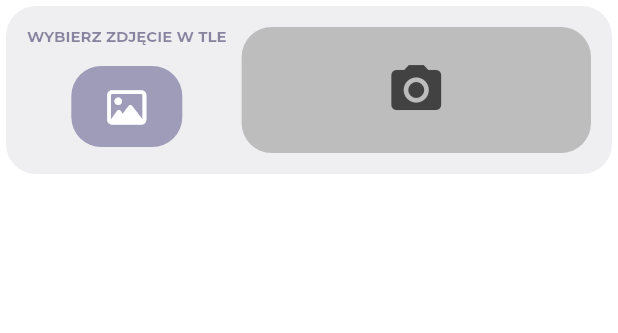
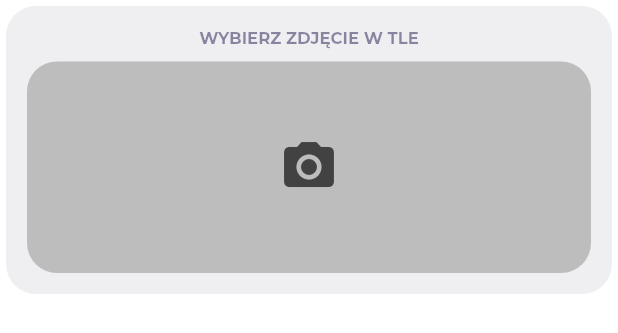
Before and after one commit to rebixpl/moje_miasto, a Flutter app: the ImagePickerAS widget shown alone on an empty page, opened directly, on a phone screen of 412 x 824 dp. Shown: the top 333 px of the screen. Run offline on Flutter 3.47's test engine with Material 2 defaults, Android fonts, the phone set to English and light mode, and no system bars; our stand-ins replace animated_bottom_navigation_bar, bloc, carousel_slider, diacritic, equatable, firebase_auth and 7 more; missing offline and left inert: firebase_auth_platform_interface, flow_builder; accounts and stored records are empty; project files that could hold a hidden picture were left out.

Commit message:
60. add school screen UI
1. image picker UI changes

```diff
--- a/lib/screens/school_ranking_screen/screens/add_school_screen/add_school_screen.dart
+++ b/lib/screens/school_ranking_screen/screens/add_school_screen/add_school_screen.dart
@@ -73,9 +73,9 @@ class AddSchoolScreen extends StatelessWidget {
                         myIcon: FontAwesomeIcons.pen,
                         validator: Validators.validateSchoolName,
                       ),
-                      const SizedBox(height: 10.0),
+                      const SizedBox(height: 20.0),
                       const ImagePickerAS(),
-                      const SizedBox(height: 20.0),
+                      const SizedBox(height: 30.0),
                       const SchoolTypePicker(),
                       const SizedBox(height: 30.0),
                     ],
--- a/lib/screens/school_ranking_screen/screens/add_school_screen/widgets/image_picker/image_picker.dart
+++ b/lib/screens/school_ranking_screen/screens/add_school_screen/widgets/image_picker/image_picker.dart
@@ -8,7 +8,6 @@ import 'package:moje_miasto/screens/school_ranking_screen/screens/add_school_scr
 import 'package:moje_miasto/screens/school_ranking_screen/screens/add_school_screen/widgets/image_picker/cubit/image_picker_state.dart';
 import 'package:moje_miasto/screens/school_ranking_screen/screens/add_school_screen/widgets/image_picker/image_picker_texts.dart';
 import 'package:moje_miasto/screens/school_ranking_screen/screens/add_school_screen/widgets/image_picker/no_image_container.dart';
-import 'package:moje_miasto/screens/school_ranking_screen/screens/add_school_screen/widgets/image_picker/select_image_btn.dart';
 
 class ImagePickerAS extends StatefulWidget {
   const ImagePickerAS({
@@ -33,7 +32,7 @@ class _ImagePickerASState extends State<ImagePickerAS> {
 
         return SizedBox(
           width: double.infinity,
-          height: 120.0,
+          height: 200.0,
           child: Card(
             shape: RoundedRectangleBorder(
               borderRadius: BorderRadius.circular(20.0),
@@ -42,33 +41,26 @@ class _ImagePickerASState extends State<ImagePickerAS> {
             elevation: 0.0,
             child: Padding(
               padding: const EdgeInsets.all(14.0),
-              child: Row(
+              child: Column(
                 mainAxisAlignment: MainAxisAlignment.center,
+                crossAxisAlignment: CrossAxisAlignment.center,
                 children: [
-                  Column(
-                    mainAxisAlignment: MainAxisAlignment.center,
-                    children: [
-                      selectImageText(context),
-                      const SizedBox(height: 10.0),
-                      SelectImageBtn(
-                        onTap: () => cubit.takePhotoFromGallery(),
-                      ),
-                    ],
-                  ),
+                  selectImageText(context),
+                  const SizedBox(height: 10.0),
                   BlocBuilder<ImagePickerCubit, ImagePickerState>(
                     bloc: cubit,
                     builder: (context, state) {
                       if (state is ImagePickerInitialize) {
-                        return const NoImageContainer();
+                        return NoImageContainer(cubit: cubit);
                       }
                       if (state is ImagePickerSuccess) {
                         _image = state.image;
                         if (_image == null) {
-                          return const NoImageContainer();
+                          return NoImageContainer(cubit: cubit);
                         } else {
                           return Expanded(
                             child: Container(
-                              margin: const EdgeInsets.only(left: 10.0),
+                              width: double.infinity,
                               height: double.infinity,
                               decoration: BoxDecoration(
                                 color: Colors.grey[400],
--- a/lib/screens/school_ranking_screen/screens/add_school_screen/widgets/image_picker/image_picker_texts.dart
+++ b/lib/screens/school_ranking_screen/screens/add_school_screen/widgets/image_picker/image_picker_texts.dart
@@ -5,7 +5,7 @@ Text selectImageText(BuildContext context) {
   return Text(
     'Wybierz zdjęcie w tle'.allInCaps,
     style: TextStyle(
-      fontSize: 10.0,
+      fontSize: 11.0,
       fontWeight: FontWeight.bold,
       color: Theme.of(context).colorScheme.secondary.withOpacity(0.5),
     ),
--- a/lib/screens/school_ranking_screen/screens/add_school_screen/widgets/image_picker/no_image_container.dart
+++ b/lib/screens/school_ranking_screen/screens/add_school_screen/widgets/image_picker/no_image_container.dart
@@ -1,15 +1,21 @@
 import 'package:flutter/material.dart';
+import 'package:moje_miasto/screens/school_ranking_screen/screens/add_school_screen/widgets/image_picker/cubit/image_picker_cubit.dart';
 
 class NoImageContainer extends StatelessWidget {
+  final ImagePickerCubit cubit;
+
   const NoImageContainer({
     Key? key,
+    required this.cubit,
   }) : super(key: key);
 
   @override
   Widget build(BuildContext context) {
     return Expanded(
+      child: GestureDetector(
+        onTap: () => cubit.takePhotoFromGallery(),
         child: Container(
-        margin: const EdgeInsets.only(left: 10.0),
+          width: double.infinity,
           decoration: BoxDecoration(
             color: Colors.grey[400],
             borderRadius: BorderRadius.circular(20),
@@ -21,6 +27,7 @@ class NoImageContainer extends StatelessWidget {
             size: 40.0,
           ),
         ),
+      ),
     );
   }
 }
--- a/lib/screens/school_ranking_screen/screens/add_school_screen/widgets/image_picker/select_image_btn.dart
+++ /dev/null
@@ -1,36 +0,0 @@
-import 'package:flutter/material.dart';
-import 'package:font_awesome_flutter/font_awesome_flutter.dart';
-
-class SelectImageBtn extends StatelessWidget {
-  const SelectImageBtn({
-    Key? key,
-    required this.onTap,
-  }) : super(key: key);
-
-  final VoidCallback onTap;
-
-  @override
-  Widget build(BuildContext context) {
-    return GestureDetector(
-      onTap: onTap,
-      child: Card(
-        shape: RoundedRectangleBorder(
-          borderRadius: BorderRadius.circular(20.0),
-        ),
-        color: const Color(0xff6A6493).withOpacity(0.6),
-        elevation: 0.0,
-        child: const Padding(
-          padding: EdgeInsets.symmetric(
-            vertical: 14.0,
-            horizontal: 24.0,
-          ),
-          child: Icon(
-            FontAwesomeIcons.image,
-            color: Colors.white,
-            size: 26.0,
-          ),
-        ),
-      ),
-    );
-  }
-}
--- a/lib/screens/school_ranking_screen/screens/add_school_screen/widgets/school_type_picker/school_type_picker.dart
+++ b/lib/screens/school_ranking_screen/screens/add_school_screen/widgets/school_type_picker/school_type_picker.dart
@@ -13,7 +13,7 @@ class SchoolTypePicker extends StatelessWidget {
     return Column(
       children: [
         schoolTypeText(context),
-        const SizedBox(height: 10.0),
+        const SizedBox(height: 14.0),
         ListView.separated(
           shrinkWrap: true,
           physics: const NeverScrollableScrollPhysics(),
--- a/lib/screens/school_ranking_screen/screens/add_school_screen/widgets/school_type_picker/widgets/single_card.dart
+++ b/lib/screens/school_ranking_screen/screens/add_school_screen/widgets/school_type_picker/widgets/single_card.dart
@@ -33,14 +33,7 @@ class SingleCard extends StatelessWidget {
             child: Center(
               child: Padding(
                 padding: const EdgeInsets.symmetric(vertical: 20.0),
-                child: Text(
-                  schoolType.title.allInCaps,
-                  style: const TextStyle(
-                    color: Colors.white,
-                    fontSize: 12.0,
-                    fontWeight: FontWeight.bold,
-                  ),
-                ),
+                child: schoolTypeTitleText(schoolType.title),
               ),
             ),
           ),
@@ -48,4 +41,15 @@ class SingleCard extends StatelessWidget {
       },
     );
   }
+
+  Text schoolTypeTitleText(String text) {
+    return Text(
+      text.allInCaps,
+      style: const TextStyle(
+        color: Colors.white,
+        fontSize: 12.0,
+        fontWeight: FontWeight.bold,
+      ),
+    );
+  }
 }
```
Lines whose indentation alone changed are shown as unchanged.
